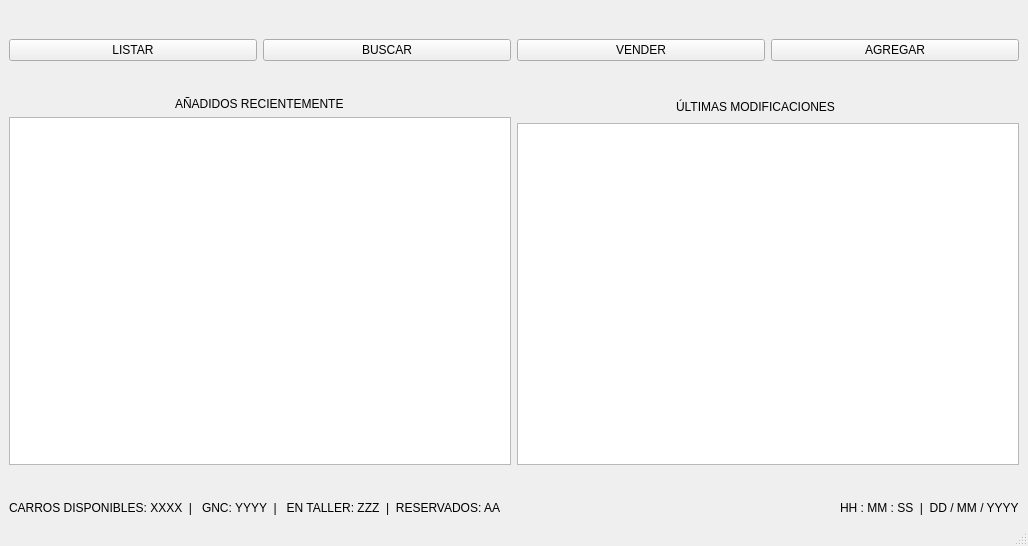
First picture: the form in window.ui, repository RicardoGonVi/autos-luis-gui, before the edit.
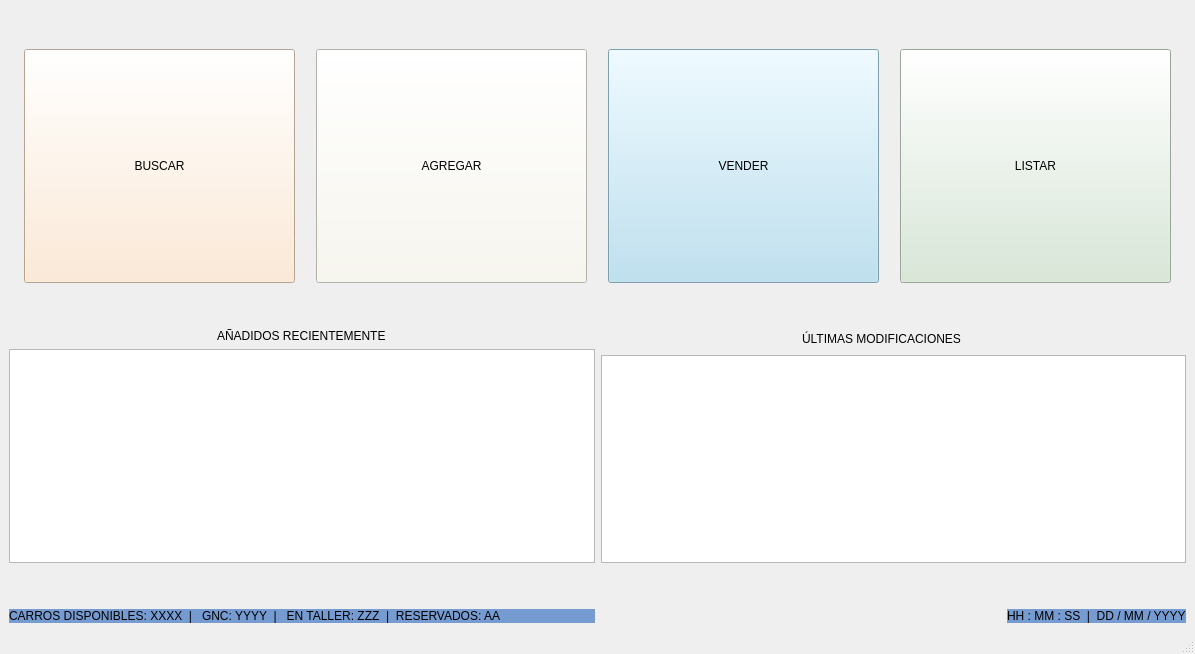
Second picture: the form after the edit.

Commit message: Add basic color format to main GUI

What changed in the file:
```diff
--- a/window.ui
+++ b/window.ui
@@ -6,8 +6,8 @@
    <rect>
     <x>0</x>
     <y>0</y>
-    <width>1028</width>
-    <height>546</height>
+    <width>1195</width>
+    <height>654</height>
    </rect>
   </property>
   <property name="windowTitle">
@@ -15,6 +15,48 @@
   </property>
   <widget class="QWidget" name="centralwidget">
    <layout class="QGridLayout" name="gridLayout_4">
+    <item row="5" column="0">
+     <layout class="QHBoxLayout" name="horizontalLayout_3">
+      <item>
+       <widget class="QLabel" name="label_3">
+        <property name="styleSheet">
+         <string notr="true">background-color: rgb(118, 155, 209);
+color: rgb(0, 0, 0);</string>
+        </property>
+        <property name="text">
+         <string>CARROS DISPONIBLES: XXXX  |   GNC: YYYY  |   EN TALLER: ZZZ  |  RESERVADOS: AA </string>
+        </property>
+       </widget>
+      </item>
+      <item alignment="Qt::AlignmentFlag::AlignRight">
+       <widget class="QLabel" name="label_4">
+        <property name="styleSheet">
+         <string notr="true">background-color: rgb(118, 155, 209);
+color: rgb(0, 0, 0);</string>
+        </property>
+        <property name="text">
+         <string>HH : MM : SS  |  DD / MM / YYYY</string>
+        </property>
+       </widget>
+      </item>
+     </layout>
+    </item>
+    <item row="2" column="0">
+     <spacer name="verticalSpacer">
+      <property name="orientation">
+       <enum>Qt::Orientation::Vertical</enum>
+      </property>
+      <property name="sizeType">
+       <enum>QSizePolicy::Policy::Fixed</enum>
+      </property>
+      <property name="sizeHint" stdset="0">
+       <size>
+        <width>20</width>
+        <height>40</height>
+       </size>
+      </property>
+     </spacer>
+    </item>
     <item row="3" column="0">
      <layout class="QHBoxLayout" name="horizontalLayout_2">
       <item>
@@ -80,31 +122,13 @@
       <property name="sizeHint" stdset="0">
        <size>
         <width>20</width>
-        <height>30</height>
+        <height>40</height>
        </size>
       </property>
      </spacer>
     </item>
-    <item row="5" column="0">
-     <layout class="QHBoxLayout" name="horizontalLayout_3">
-      <item alignment="Qt::AlignmentFlag::AlignLeft">
-       <widget class="QLabel" name="label_3">
-        <property name="text">
-         <string>CARROS DISPONIBLES: XXXX  |   GNC: YYYY  |   EN TALLER: ZZZ  |  RESERVADOS: AA </string>
-        </property>
-       </widget>
-      </item>
-      <item alignment="Qt::AlignmentFlag::AlignRight">
-       <widget class="QLabel" name="label_4">
-        <property name="text">
-         <string>HH : MM : SS  |  DD / MM / YYYY</string>
-        </property>
-       </widget>
-      </item>
-     </layout>
-    </item>
-    <item row="2" column="0">
-     <spacer name="verticalSpacer">
+    <item row="4" column="0">
+     <spacer name="verticalSpacer_3">
       <property name="orientation">
        <enum>Qt::Orientation::Vertical</enum>
       </property>
@@ -114,7 +138,7 @@
       <property name="sizeHint" stdset="0">
        <size>
         <width>20</width>
-        <height>30</height>
+        <height>40</height>
        </size>
       </property>
      </spacer>
@@ -122,57 +146,185 @@
     <item row="1" column="0">
      <layout class="QHBoxLayout" name="horizontalLayout">
       <item>
-       <widget class="QPushButton" name="pushButton_4">
-        <property name="sizePolicy">
-         <sizepolicy hsizetype="Minimum" vsizetype="Fixed">
-          <horstretch>0</horstretch>
-          <verstretch>0</verstretch>
-         </sizepolicy>
+       <spacer name="horizontalSpacer_4">
+        <property name="orientation">
+         <enum>Qt::Orientation::Horizontal</enum>
         </property>
-        <property name="text">
-         <string>LISTAR</string>
+        <property name="sizeType">
+         <enum>QSizePolicy::Policy::Maximum</enum>
         </property>
-       </widget>
+        <property name="sizeHint" stdset="0">
+         <size>
+          <width>15</width>
+          <height>20</height>
+         </size>
+        </property>
+       </spacer>
       </item>
       <item>
        <widget class="QPushButton" name="pushButton">
+        <property name="sizePolicy">
+         <sizepolicy hsizetype="MinimumExpanding" vsizetype="MinimumExpanding">
+          <horstretch>0</horstretch>
+          <verstretch>0</verstretch>
+         </sizepolicy>
+        </property>
+        <property name="styleSheet">
+         <string notr="true">background-color: rgb(255, 230, 204);
+color: rgb(0, 0, 0);</string>
+        </property>
         <property name="text">
          <string>BUSCAR</string>
         </property>
+        <property name="iconSize">
+         <size>
+          <width>20</width>
+          <height>30</height>
+         </size>
+        </property>
        </widget>
       </item>
       <item>
-       <widget class="QPushButton" name="pushButton_3">
-        <property name="text">
-         <string>VENDER</string>
+       <spacer name="horizontalSpacer_2">
+        <property name="orientation">
+         <enum>Qt::Orientation::Horizontal</enum>
         </property>
-       </widget>
+        <property name="sizeType">
+         <enum>QSizePolicy::Policy::Maximum</enum>
+        </property>
+        <property name="sizeHint" stdset="0">
+         <size>
+          <width>15</width>
+          <height>20</height>
+         </size>
+        </property>
+       </spacer>
       </item>
       <item>
        <widget class="QPushButton" name="pushButton_2">
+        <property name="sizePolicy">
+         <sizepolicy hsizetype="MinimumExpanding" vsizetype="MinimumExpanding">
+          <horstretch>0</horstretch>
+          <verstretch>0</verstretch>
+         </sizepolicy>
+        </property>
+        <property name="styleSheet">
+         <string notr="true">background-color: rgb(249, 247, 237);
+color: rgb(0, 0, 0);</string>
+        </property>
         <property name="text">
          <string>AGREGAR</string>
         </property>
+        <property name="iconSize">
+         <size>
+          <width>20</width>
+          <height>30</height>
+         </size>
+        </property>
        </widget>
       </item>
+      <item>
+       <spacer name="horizontalSpacer_3">
+        <property name="orientation">
+         <enum>Qt::Orientation::Horizontal</enum>
+        </property>
+        <property name="sizeType">
+         <enum>QSizePolicy::Policy::Maximum</enum>
+        </property>
+        <property name="sizeHint" stdset="0">
+         <size>
+          <width>15</width>
+          <height>20</height>
+         </size>
+        </property>
+       </spacer>
+      </item>
+      <item>
+       <widget class="QPushButton" name="pushButton_3">
+        <property name="sizePolicy">
+         <sizepolicy hsizetype="MinimumExpanding" vsizetype="MinimumExpanding">
+          <horstretch>0</horstretch>
+          <verstretch>0</verstretch>
+         </sizepolicy>
+        </property>
+        <property name="acceptDrops">
+         <bool>false</bool>
+        </property>
+        <property name="styleSheet">
+         <string notr="true">background-color: rgb(177, 221, 240);
+color: rgb(0, 0, 0);</string>
+        </property>
+        <property name="text">
+         <string>VENDER</string>
+        </property>
+        <property name="iconSize">
+         <size>
+          <width>20</width>
+          <height>30</height>
+         </size>
+        </property>
+       </widget>
+      </item>
+      <item>
+       <spacer name="horizontalSpacer_5">
+        <property name="orientation">
+         <enum>Qt::Orientation::Horizontal</enum>
+        </property>
+        <property name="sizeType">
+         <enum>QSizePolicy::Policy::Maximum</enum>
+        </property>
+        <property name="sizeHint" stdset="0">
+         <size>
+          <width>15</width>
+          <height>20</height>
+         </size>
+        </property>
+       </spacer>
+      </item>
+      <item>
+       <widget class="QPushButton" name="pushButton_4">
+        <property name="sizePolicy">
+         <sizepolicy hsizetype="MinimumExpanding" vsizetype="MinimumExpanding">
+          <horstretch>0</horstretch>
+          <verstretch>0</verstretch>
+         </sizepolicy>
+        </property>
+        <property name="autoFillBackground">
+         <bool>false</bool>
+        </property>
+        <property name="styleSheet">
+         <string notr="true">background-color: rgb(213, 232, 212);
+color: rgb(0, 0, 0);</string>
+        </property>
+        <property name="text">
+         <string>LISTAR</string>
+        </property>
+        <property name="iconSize">
+         <size>
+          <width>20</width>
+          <height>30</height>
+         </size>
+        </property>
+       </widget>
+      </item>
+      <item>
+       <spacer name="horizontalSpacer">
+        <property name="orientation">
+         <enum>Qt::Orientation::Horizontal</enum>
+        </property>
+        <property name="sizeType">
+         <enum>QSizePolicy::Policy::Maximum</enum>
+        </property>
+        <property name="sizeHint" stdset="0">
+         <size>
+          <width>15</width>
+          <height>20</height>
+         </size>
+        </property>
+       </spacer>
+      </item>
      </layout>
     </item>
-    <item row="4" column="0">
-     <spacer name="verticalSpacer_3">
-      <property name="orientation">
-       <enum>Qt::Orientation::Vertical</enum>
-      </property>
-      <property name="sizeType">
-       <enum>QSizePolicy::Policy::Fixed</enum>
-      </property>
-      <property name="sizeHint" stdset="0">
-       <size>
-        <width>20</width>
-        <height>30</height>
-       </size>
-      </property>
-     </spacer>
-    </item>
    </layout>
   </widget>
   <widget class="QMenuBar" name="menubar">
```
Left out of the diff: 4 changed lines with no effect on the pictures. The commit also changes 1 other file.
